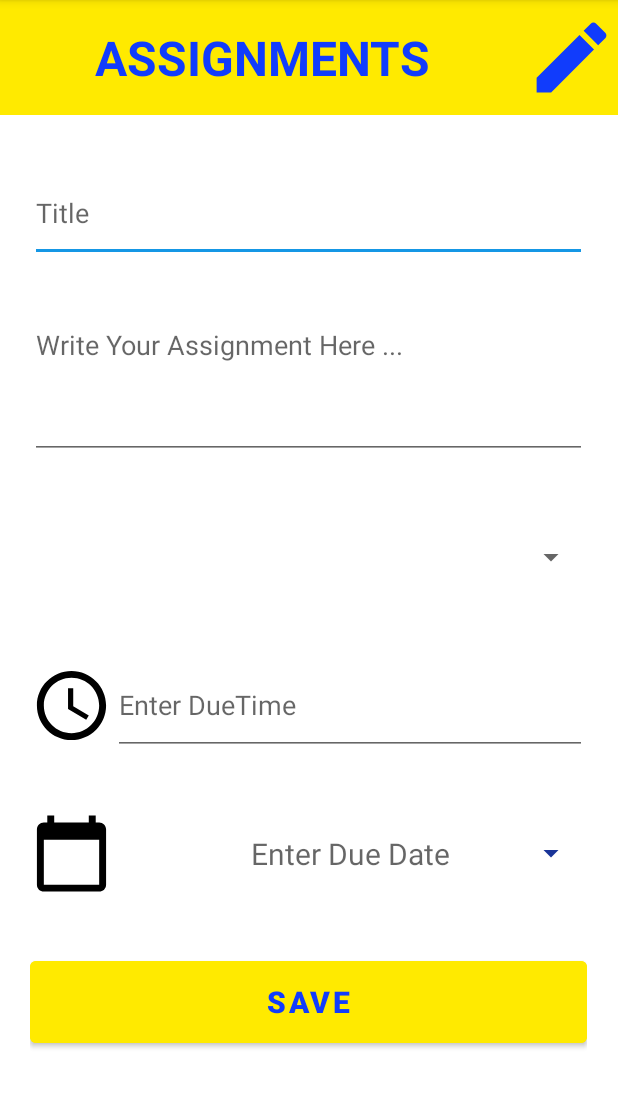
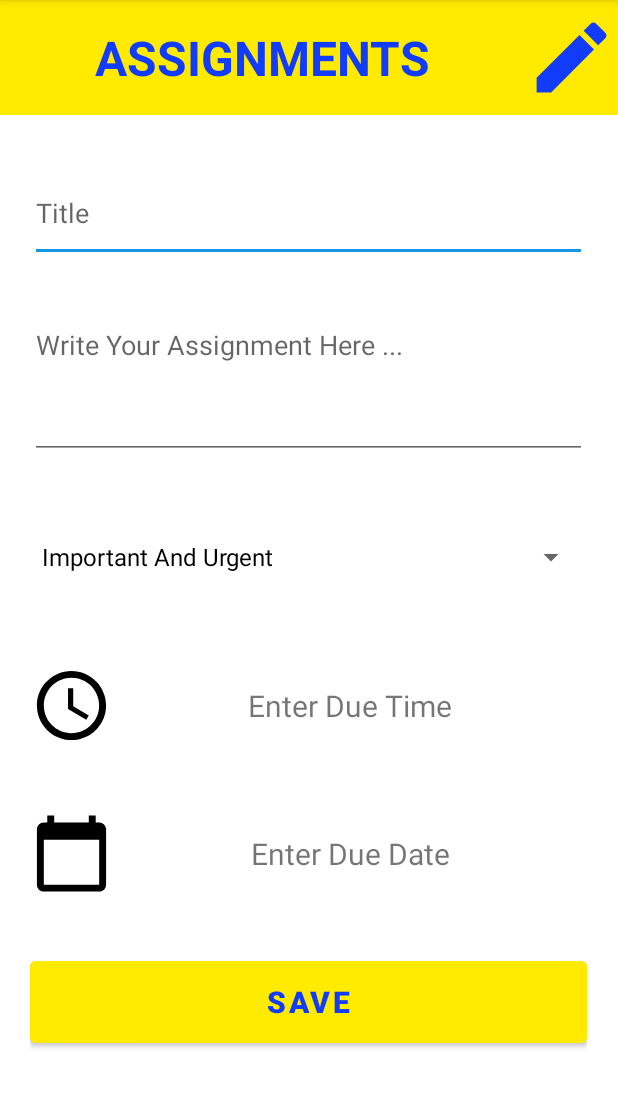
Before and after one commit to agamt1511/TheSchedule_FinalProject, an Android app: the AssignmentsEdit screen opened directly, with no data from a screen before it, on a phone screen of 412 x 824 dp, the part 84-1192 px from its top. Run offline under Robolectric (Android 15) with nearby library versions, the phone set to English and light mode, and no system bars; our stand-ins replace Firebase (no records; nobody signed in at launch, a user with empty details on screens opened directly).

Commit message:
Finished: Notes & Daily Schedule. Starting: Assignment.

```diff
--- a/app/src/main/java/com/example/theschedule_finalproject/AssignmentsEdit.java
+++ b/app/src/main/java/com/example/theschedule_finalproject/AssignmentsEdit.java
@@ -1,22 +1,39 @@
 package com.example.theschedule_finalproject;
 
+import static com.example.theschedule_finalproject.FBref.assignmentsRef;
+import static com.example.theschedule_finalproject.FBref.authRef;
 import static com.example.theschedule_finalproject.FBref.currentUser;
+import static com.example.theschedule_finalproject.FBref.storageRef;
+
+import static java.util.Calendar.DAY_OF_MONTH;
+import static java.util.Calendar.HOUR_OF_DAY;
+import static java.util.Calendar.MILLISECOND;
+import static java.util.Calendar.MINUTE;
+import static java.util.Calendar.MONTH;
+import static java.util.Calendar.YEAR;
 
 import androidx.appcompat.app.AppCompatActivity;
 
 import android.app.AlertDialog;
 import android.app.DatePickerDialog;
+import android.app.TimePickerDialog;
 import android.content.BroadcastReceiver;
 import android.content.Intent;
 import android.content.IntentFilter;
+import android.content.res.Resources;
 import android.net.ConnectivityManager;
 import android.os.Bundle;
 import android.view.View;
+import android.widget.Adapter;
 import android.widget.AdapterView;
+import android.widget.ArrayAdapter;
 import android.widget.Button;
 import android.widget.DatePicker;
 import android.widget.EditText;
 import android.widget.Spinner;
+import android.widget.TextView;
+import android.widget.TimePicker;
+import android.widget.Toast;
 
 import com.example.theschedule_finalproject.Models.Assignment;
 
@@ -24,15 +41,18 @@ import java.text.SimpleDateFormat;
 import java.util.Calendar;
 import java.util.Date;
 
-public class AssignmentsEdit extends AppCompatActivity {
+public class AssignmentsEdit extends AppCompatActivity implements AdapterView.OnItemSelectedListener {
     BroadcastReceiver broadcastReceiver;
-    EditText title_etAE, txt_etAE, time_etAE;
-    Button date_btAE;
+    EditText title_etAE, txt_etAE;
+    TextView time_tvAE ,date_tvAE;
     Spinner importance_spAE;
     Assignment assignment;
-    String[] priorities = {};
+    String time_str, date_str;
+    DatePickerDialog.OnDateSetListener dateSetListener;
+    TimePickerDialog.OnTimeSetListener timeSetListener;
+    Calendar calendar;
 
-    DatePickerDialog datePickerDialog;
+    String[] priorities;
 
     @Override
     protected void onCreate(Bundle savedInstanceState) {
@@ -43,78 +63,134 @@ public class AssignmentsEdit extends AppCompatActivity {
         broadcastReceiver = new NetworkConnectionReceiver();
         registerReceiver(broadcastReceiver,new IntentFilter(ConnectivityManager.CONNECTIVITY_ACTION));
 
+        //התאמה בין רכיב תצוגה למשתנה
         title_etAE = (EditText) findViewById(R.id.title_etAE);
         txt_etAE = (EditText) findViewById(R.id.txt_etAE);
-        time_etAE = (EditText) findViewById(R.id.time_etAE);
-        date_btAE = (Button) findViewById(R.id.date_btAE);
+        time_tvAE = (TextView) findViewById(R.id.time_tvAE);
+        date_tvAE = (TextView) findViewById(R.id.date_tvAE);
         importance_spAE = (Spinner) findViewById(R.id.importance_spAE);
 
-        datePickerDialogListener();
+        assignment = new Assignment();
+
+        currentUser = authRef.getCurrentUser(); //קבלת UID של משתמש מחובר
+        calendar = Calendar.getInstance(); //יישום לוח שנה
+
+        //אתחול תוכן משתמים ועצמי בסיס
+        time_str = "Null";
+        date_str = "Null";
+
+        Resources resources = getResources();
+        priorities = resources.getStringArray(R.array.priorities);
+        setArrayPriorities();
+        importance_spAE.setOnItemSelectedListener(this);
+        setListeners();//הגדרת מאזינים
+    }
+
+    private void setArrayPriorities() {
+        ArrayAdapter<String>arrayAdapter = new ArrayAdapter<String>(this, androidx.appcompat.R.layout.support_simple_spinner_dropdown_item,priorities);
+        importance_spAE.setAdapter(arrayAdapter);
+    }
+
+    private void setListeners() {
+        //מאזין לבחירת תאריך
+        dateSetListener = new DatePickerDialog.OnDateSetListener() {
+            @Override
+            public void onDateSet(DatePicker datePicker, int year, int month, int day) {
+                calendar.set(Calendar.YEAR,year);
+                calendar.set(Calendar.MONTH,month);
+                calendar.set(Calendar.DAY_OF_MONTH,day);
+
+                date_str =  Integer.toString(day) + "/" + Integer.toString(month+1)  + "/" + Integer.toString(year) ;
+
+                date_tvAE.setText(date_str);
+            }
+        };
+
+        //מאזין לבחירת זמן
+        timeSetListener = new TimePickerDialog.OnTimeSetListener() {
+            @Override
+            public void onTimeSet(TimePicker timePicker, int hour, int minute) {
+                String hour_str, minute_str;
+                calendar.set(HOUR_OF_DAY, hour);
+                calendar.set(Calendar.MINUTE,minute);
+                calendar.set(Calendar.SECOND,0);
+                calendar.set(MILLISECOND,0);
+                if(hour<10){
+                    hour_str = "0" + hour;
+                }
+                else {
+                    hour_str = Integer.toString(hour);
+                }
+
+                if(minute<10){
+                    minute_str = "0" + minute;
+                }
+                else {
+                    minute_str = Integer.toString(minute);
+                }
+                time_str = hour_str + minute_str;
+                time_tvAE.setText(hour_str + ":" + minute_str);
+            }
+        };
+
+    }
+
+    public void openTimePicker(View view) {
+        new TimePickerDialog(AssignmentsEdit.this,timeSetListener,calendar.get(HOUR_OF_DAY),calendar.get(MINUTE),true).show();
+    }
+
+    public void openDatePicker(View view) {
+        new DatePickerDialog(AssignmentsEdit.this, dateSetListener ,calendar.get(Calendar.YEAR),calendar.get(Calendar.MONTH),calendar.get(Calendar.DAY_OF_MONTH)).show();
     }
 
     public void saveAssignment(View view) {
         setNewAssignment();
-
-
 
         Intent newActivity;
         newActivity = new Intent(AssignmentsEdit.this, AssignmentsView.class);
         startActivity(newActivity);
     }
 
-    private void datePickerDialogListener() {
-        DatePickerDialog.OnDateSetListener dateSetListener = new DatePickerDialog.OnDateSetListener() {
-            @Override
-            public void onDateSet(DatePicker datePicker, int year, int month, int day) {
-                month = month + 1;
-            }
-        };
-        Calendar calendar = Calendar.getInstance();
-        int year = calendar.get(Calendar.YEAR);
-        int month = calendar.get(Calendar.MONTH);
-        int day = calendar.get(Calendar.DAY_OF_MONTH);
+    private void setNewAssignment() {
+        setDateAndTime();
+        setCount();
+        assignment.setCompleted(false);
+        setTitleAndTxt();
 
 
-        int style = AlertDialog.THEME_HOLO_LIGHT;
-        /*SimpleDateFormat dateFormat = new SimpleDateFormat("yyyyMMdd");
-        String dueDate = dateFormat.format(year+month+day);*/
-        datePickerDialog = new DatePickerDialog(this,style, dateSetListener,year,month,day);
+        assignmentsRef.child(currentUser.getUid()).child(assignment.getPriority()).child(assignment.getDateTime_goal() + String.valueOf(assignment.getCount())).setValue(assignment);
     }
 
-    private void setNewAssignment() {
-        assignment = new Assignment();
-        getDateAndTime();
-        getPriority();
-        getTitleAndTxt();
+    private void setDateAndTime() {
+        SimpleDateFormat dateFormat = new SimpleDateFormat("yyyyMMddHHmm");
+        assignment.setDateTime_goal(dateFormat.format(calendar.getTime()));
     }
 
-    private void getDateAndTime() {
+    private void setCount() {
+        assignment.setCount(((int) (Math.random()*898)+101));
     }
 
-    private void getPriority() {
-    }
 
-    private void getTitleAndTxt() {
+    private void setTitleAndTxt() {
         String title  = title_etAE.getText().toString();
         assignment.setTitle(title);
 
         String txt  = txt_etAE.getText().toString();
-        //String selectedTxt_path = "Assignments/"+currentUser.getUid()+"/txt"+".jpg";
+        byte[] assignment_byte = txt.getBytes();
+
+        String txt_path = "Assignments/" + currentUser.getUid() + "/" + assignment.getPriority() + "/" + assignment.getDateTime_goal()+String.valueOf(assignment.getCount()) + ".txt";
+        storageRef.child(txt_path).putBytes(assignment_byte);
+        assignment.setTxt(txt_path);
+
     }
 
-    public void datePicker(View view) {
-        Calendar calendar = Calendar.getInstance();
-        int year = calendar.get(Calendar.YEAR);
-        int month = calendar.get(Calendar.MONTH);
-        int day = calendar.get(Calendar.DAY_OF_MONTH);
+    @Override
+    public void onItemSelected(AdapterView<?> adapterView, View view, int i, long l) {
+        assignment.setPriority(priorities[i]);
+    }
 
-        DatePickerDialog datePickerDialog = new DatePickerDialog(this, new DatePickerDialog.OnDateSetListener() {
-            @Override
-            public void onDateSet(DatePicker datePicker, int year, int month, int day) {
-                date_btAE.setText(year + "/" + month +"/" + day);
+    @Override
+    public void onNothingSelected(AdapterView<?> adapterView) {
 
-            }
-        },
-        year,month,day);
     }
 }
--- a/app/src/main/java/com/example/theschedule_finalproject/Models/Assignment.java
+++ b/app/src/main/java/com/example/theschedule_finalproject/Models/Assignment.java
@@ -6,16 +6,20 @@ public class Assignment {
     private String txt;// הפנייה לstorage
     private String dateTime_goal;
     private int count;
+    private String priority;
+    private boolean completed;
 
 
     public Assignment() {
     }
 
-    public Assignment(String title, String txt, String dateTime_goal, int count) {
+    public Assignment(String title, String txt, String dateTime_goal, int count, String priority, boolean completed) {
         this.title = title;
         this.txt = txt;
         this.dateTime_goal = dateTime_goal;
         this.count = count;
+        this.priority = priority;
+        this.completed = completed;
     }
 
     public String getTitle() {
@@ -52,4 +56,20 @@ public class Assignment {
     public void setCount(int count) {
         this.count = count;
     }
+
+    public String getPriority() {
+        return priority;
+    }
+
+    public void setPriority(String priority) {
+        this.priority = priority;
+    }
+
+    public boolean isCompleted() {
+        return completed;
+    }
+
+    public void setCompleted(boolean completed) {
+        this.completed = completed;
+    }
 }
--- a/app/src/main/res/layout/activity_assignments_edit.xml
+++ b/app/src/main/res/layout/activity_assignments_edit.xml
@@ -62,7 +62,8 @@
                 android:layout_height="0dp"
                 android:layout_weight="10"
                 android:ems="10"
-                android:hint="Title" />
+                android:hint="Title"
+                android:inputType="textPersonName"/>
 
             <Space
                 android:layout_width="match_parent"
@@ -108,14 +109,15 @@
                     app:srcCompat="@drawable/baseline_time"
                     app:tint="@color/black" />
 
-                <EditText
-                    android:id="@+id/time_etAE"
+                <TextView
+                    android:id="@+id/time_tvAE"
                     android:layout_width="0dp"
                     android:layout_height="match_parent"
                     android:layout_weight="85"
-                    android:ems="10"
-                    android:hint="Enter DueTime"
-                    android:inputType="time" />
+                    android:text="Enter Due Time"
+                    android:textSize="20dp"
+                    android:gravity="center"
+                    android:onClick="openTimePicker"/>
 
             </LinearLayout>
 
@@ -138,16 +140,15 @@
                     app:srcCompat="@drawable/baseline_calendar_today"
                     app:tint="@color/black" />
 
-                <Button
-                    android:id="@+id/date_btAE"
-                    style="?android:spinnerStyle"
+                <TextView
+                    android:id="@+id/date_tvAE"
                     android:layout_width="0dp"
                     android:layout_height="match_parent"
                     android:layout_weight="85"
                     android:gravity="center"
-                    android:hint="Enter Due Date"
-                    android:onClick="datePicker"
-                    android:textSize="20dp" />
+                    android:text="Enter Due Date"
+                    android:textSize="20dp"
+                    android:onClick="openDatePicker"/>
 
             </LinearLayout>
 
--- a/app/src/main/res/layout/activity_daily_schedule_edit.xml
+++ b/app/src/main/res/layout/activity_daily_schedule_edit.xml
@@ -101,9 +101,8 @@
                     android:layout_width="0dp"
                     android:layout_height="match_parent"
                     android:layout_weight="85"
-                    android:text="Enter DueTime"
+                    android:text="Enter Event Time"
                     android:textSize="20dp"
-                    android:inputType="time"
                     android:gravity="center"
                     android:onClick="openTimePicker"/>
 
@@ -132,9 +131,8 @@
                     android:layout_width="0dp"
                     android:layout_height="match_parent"
                     android:layout_weight="85"
-                    android:text="Enter DueDate"
+                    android:text="Enter Event Date"
                     android:textSize="20dp"
-                    android:inputType="date"
                     android:onClick="openDatePicker"
                     android:gravity="center"/>
 
--- a/app/src/main/res/values/strings.xml
+++ b/app/src/main/res/values/strings.xml
@@ -1,3 +1,9 @@
 <resources>
     <string name="app_name">Spring Time</string>
+    <string-array name="priorities">
+        <item>Important And Urgent</item>
+        <item>Important And Not Urgent</item>
+        <item>Unimportant And Urgent</item>
+        <item>Unimportant And Not Urgent</item>
+    </string-array>
 </resources>
```
Also changed, not shown: app/src/main/java/com/example/theschedule_finalproject/DailyScheduleEdit.java (+4 -4 lines).
